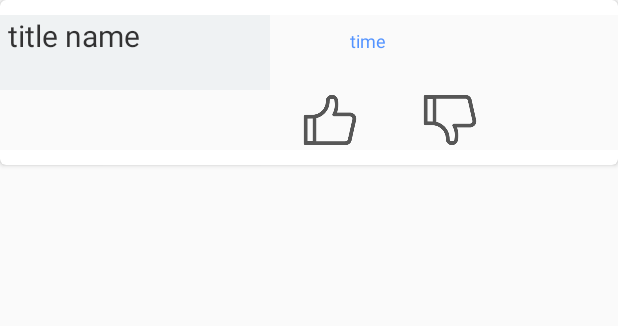
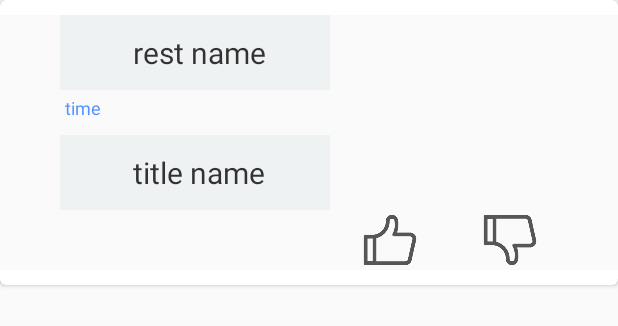
Before and after one commit to jishiDevelopers/jishi-APP, an Android app: the layout activity_history_card_view.xml on its own in the app's theme, with its tools: preview values and no code run, on a phone screen of 412 x 824 dp. Shown: the top 326 px of the screen. Run offline under Robolectric (Android 15) with nearby library versions, the phone set to English and light mode, and no system bars.

Commit message:
Auto stash before merge of "master" and "jishiDevelopers/master"

```diff
--- a/app/src/main/res/layout/activity_history_card_view.xml
+++ b/app/src/main/res/layout/activity_history_card_view.xml
@@ -15,41 +15,58 @@
         android:layout_marginBottom="10dp"
         android:layout_marginTop="10dp"
         android:alpha="0.8"
-        android:background="#fafafa">
+        android:background="#fafafa"
+        >
 
+        <TextView
+            android:id="@+id/REST_NAME"
+            android:layout_width="180dp"
+            android:layout_height="50dp"
+            android:background="#eceff1"
+            android:gravity="center"
+            android:layout_marginLeft="40dp"
+            android:paddingLeft="5dp"
+            android:text="rest name"
+            android:textColor="#000000"
+            android:textSize="20dp" />
         <TextView
             android:id="@+id/title_name"
             android:layout_width="180dp"
             android:layout_height="50dp"
             android:background="#eceff1"
+            android:gravity="center"
+            android:layout_marginLeft="40dp"
             android:paddingLeft="5dp"
             android:text="title name"
+            android:layout_below="@id/time"
             android:textColor="#000000"
-            android:textSize="20sp" />
+            android:textSize="20dp" />
 
         <TextView
             android:id="@+id/time"
             android:layout_width="wrap_content"
-            android:layout_height="45dp"
-            android:layout_marginLeft="230dp"
-            android:layout_marginTop="5dp"
+            android:layout_height="30dp"
+            android:layout_marginLeft="40dp"
+            android:layout_below="@id/REST_NAME"
             android:padding="3dp"
             android:text="time"
             android:textColor="#2979ff"
-            android:textSize="12sp" />
+            android:textSize="12dp" />
         <ImageButton
+            android:id="@+id/bt_good"
             android:layout_width="40dp"
             android:layout_height="40dp"
             android:layout_below="@+id/title_name"
             android:paddingLeft="5dp"
-            android:layout_marginLeft="200dp"
+            android:layout_marginLeft="240dp"
             android:background="@drawable/good"/>
         <ImageButton
+            android:id="@+id/bt_bad"
             android:layout_width="40dp"
             android:layout_height="40dp"
             android:layout_below="@+id/title_name"
             android:paddingLeft="5dp"
-            android:layout_marginLeft="280dp"
+            android:layout_marginLeft="320dp"
             android:background="@drawable/bad"
             />
 
```
Also changed, not shown: app/src/main/java/com/bbel/eatnow/HistoryActivity.java (+60 -65 lines), app/src/main/java/com/bbel/eatnow/RecommendActivity.java (+5 -3 lines).
